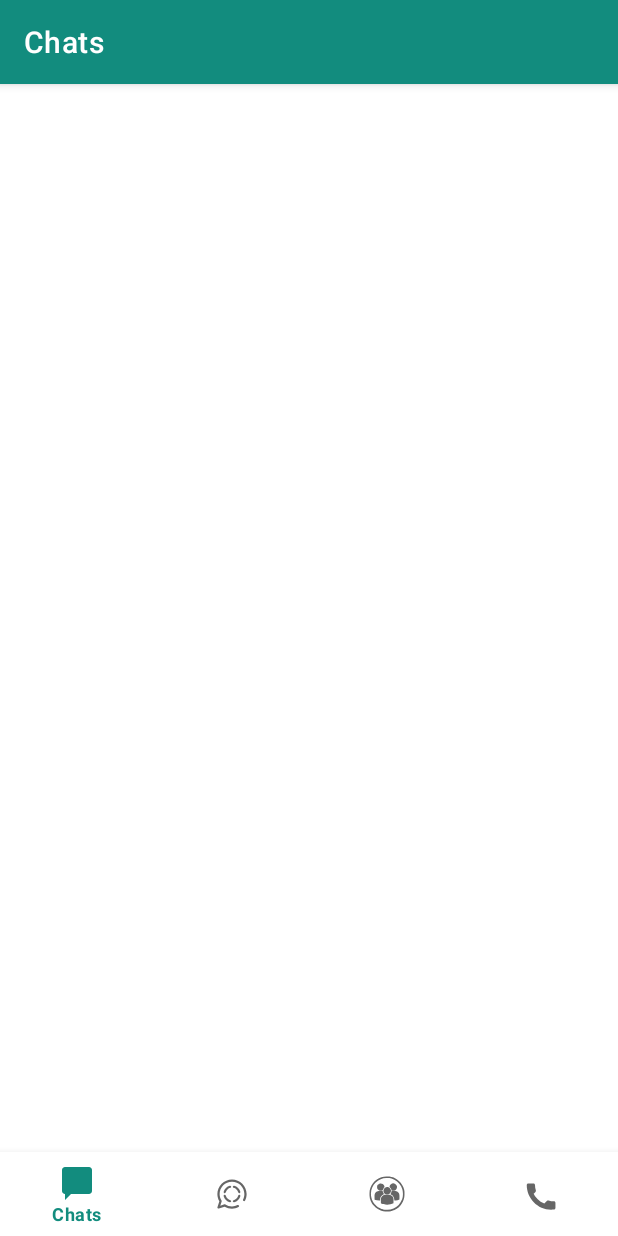
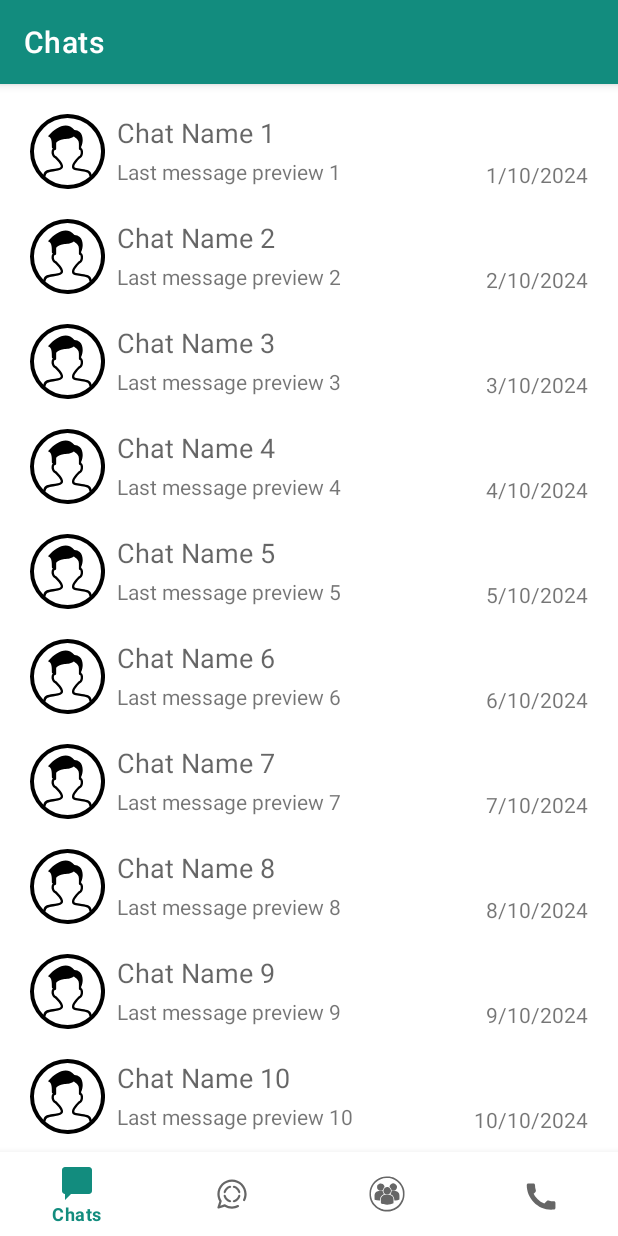
Before and after one commit to Lordeveraxe/WhatsappClone, an Android app: the screen it shows after launch (MainActivity), on a phone screen of 412 x 824 dp. Run offline under Robolectric (Android 15) with nearby library versions, the phone set to English and light mode, and no system bars; our stand-ins replace navigation-ui.

Commit message:
Finalized recycler view

```diff
--- a/app/src/main/java/com/uptc/whatsapp/ui/chats/ChatsFragment.kt
+++ b/app/src/main/java/com/uptc/whatsapp/ui/chats/ChatsFragment.kt
@@ -7,6 +7,8 @@ import android.view.ViewGroup
 import androidx.fragment.app.Fragment
 import androidx.recyclerview.widget.LinearLayoutManager
 import com.uptc.whatsapp.databinding.FragmentChatsBinding
+import com.uptc.whatsapp.ui.chats.adapters.ChatsAdapter
+import com.uptc.whatsapp.ui.chats.items.ChatItem
 
 class ChatsFragment : Fragment() {
 
--- /dev/null
+++ b/app/src/main/java/com/uptc/whatsapp/ui/chats/adapters/ChatsAdapter.kt
@@ -0,0 +1,25 @@
+package com.uptc.whatsapp.ui.chats.adapters
+
+import android.view.LayoutInflater
+import android.view.ViewGroup
+import androidx.recyclerview.widget.RecyclerView
+import com.uptc.whatsapp.R
+import com.uptc.whatsapp.ui.chats.items.ChatItem
+import com.uptc.whatsapp.ui.chats.holders.ChatViewHolder
+
+class ChatsAdapter(private val chatList: List<ChatItem>) : RecyclerView.Adapter<ChatViewHolder>() {
+
+    override fun onCreateViewHolder(parent: ViewGroup, viewType: Int): ChatViewHolder {
+        val view = LayoutInflater.from(parent.context).inflate(R.layout.chat, parent, false)
+        return ChatViewHolder(view)
+    }
+
+    override fun onBindViewHolder(holder: ChatViewHolder, position: Int) {
+        val chat = chatList[position]
+        holder.bind(chat)
+    }
+
+    override fun getItemCount(): Int {
+        return chatList.size
+    }
+}
--- /dev/null
+++ b/app/src/main/java/com/uptc/whatsapp/ui/chats/holders/ChatViewHolder.kt
@@ -0,0 +1,19 @@
+package com.uptc.whatsapp.ui.chats.holders
+
+import android.view.View
+import android.widget.TextView
+import androidx.recyclerview.widget.RecyclerView
+import com.uptc.whatsapp.R
+import com.uptc.whatsapp.ui.chats.items.ChatItem
+
+class ChatViewHolder(itemView: View) : RecyclerView.ViewHolder(itemView) {
+    private val chatNameTextView: TextView = itemView.findViewById(R.id.textView_chat_name)
+    private val lastMessageTextView: TextView = itemView.findViewById(R.id.textView_last_message)
+    private val timestampTextView: TextView = itemView.findViewById(R.id.textView_timestamp)
+
+    fun bind(chat: ChatItem) {
+        chatNameTextView.text = chat.name
+        lastMessageTextView.text = chat.lastMessage
+        timestampTextView.text = chat.timestamp
+    }
+}
--- /dev/null
+++ b/app/src/main/java/com/uptc/whatsapp/ui/chats/items/ChatItem.kt
@@ -0,0 +1,3 @@
+package com.uptc.whatsapp.ui.chats.items
+
+data class ChatItem(val name: String, val lastMessage: String, val timestamp: String)
```
Also changed, not shown: app/src/main/res/layout/chat.xml (renamed from app/src/main/res/layout/person.xml).
